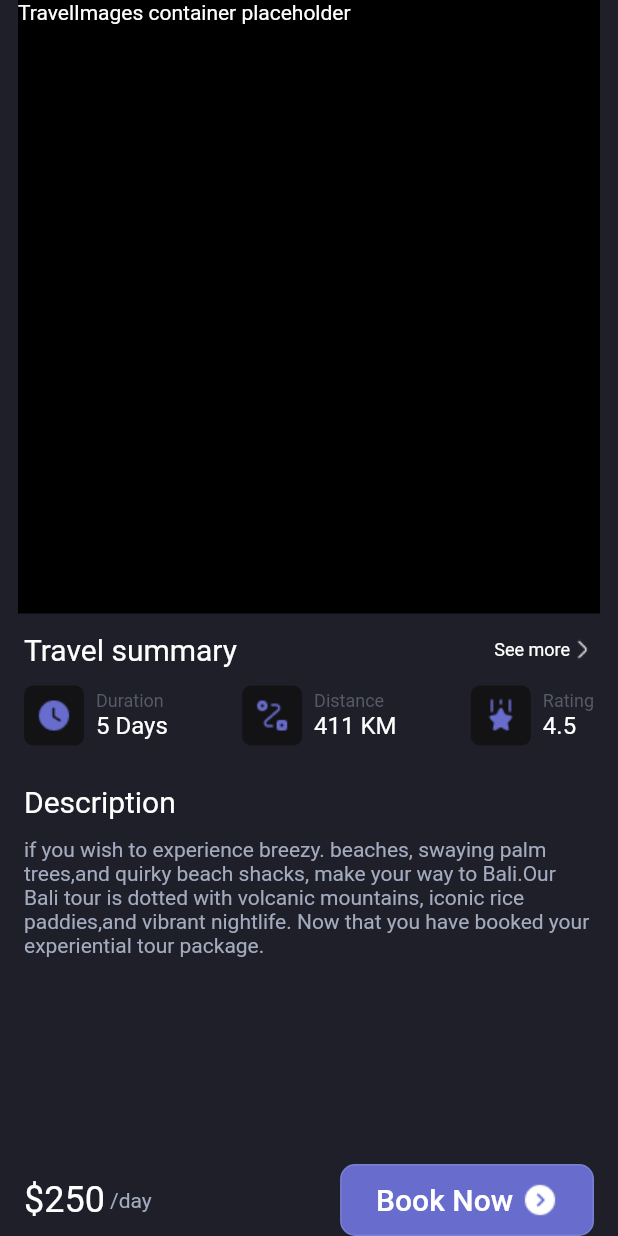
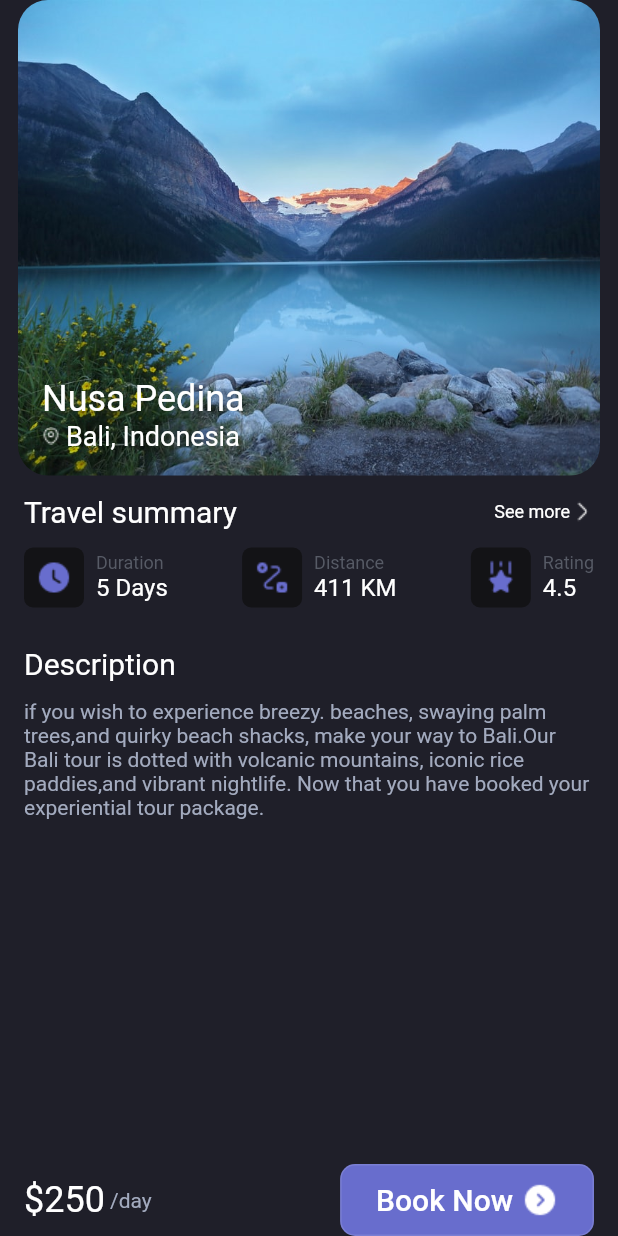
Before and after one commit to berzinsk/ui_tour_booking_app_flutter, a Flutter app: the screen it shows after launch, on a phone screen of 412 x 824 dp. Run offline on Flutter 3.47's test engine with Material 2 defaults, Android fonts, the light colour scheme and no system bars.

Commit message:
Add UI for header image

```diff
--- /dev/null
+++ b/lib/components/travel_details/travel_header_image.dart
@@ -0,0 +1,57 @@
+import 'package:flutter/material.dart';
+
+class TravelHeaderImage extends StatelessWidget {
+  const TravelHeaderImage({Key? key}) : super(key: key);
+
+  @override
+  Widget build(BuildContext context) {
+    return Row(
+      mainAxisAlignment: MainAxisAlignment.start,
+      crossAxisAlignment: CrossAxisAlignment.start,
+      children: [
+        Expanded(
+          child: Container(
+            padding: const EdgeInsets.only(left: 16.0, bottom: 16.0),
+            height: 317.0,
+            decoration: BoxDecoration(
+                borderRadius: BorderRadius.circular(20.0),
+                image: const DecorationImage(
+                  image: AssetImage('asset/images/image1.jpeg'),
+                  fit: BoxFit.cover,
+                )),
+            child: Column(
+              mainAxisAlignment: MainAxisAlignment.end,
+              crossAxisAlignment: CrossAxisAlignment.start,
+              children: [
+                const Text(
+                  'Nusa Pedina',
+                  style: TextStyle(
+                    fontSize: 24,
+                    color: Colors.white,
+                  ),
+                ),
+                Row(
+                  children: const [
+                    Image(
+                      image: AssetImage('asset/images/location.png'),
+                    ),
+                    Padding(
+                      padding: EdgeInsets.only(left: 4.0),
+                      child: Text(
+                        'Bali, Indonesia',
+                        style: TextStyle(
+                          fontSize: 18,
+                          color: Colors.white,
+                        ),
+                      ),
+                    ),
+                  ],
+                )
+              ],
+            ),
+          ),
+        )
+      ],
+    );
+  }
+}
--- a/lib/components/travel_details/travel_images.dart
+++ /dev/null
@@ -1,20 +0,0 @@
-import 'package:flutter/material.dart';
-
-class TravelImages extends StatelessWidget {
-  const TravelImages({Key? key}) : super(key: key);
-
-  @override
-  Widget build(BuildContext context) {
-    return Row(
-      children: [
-        Expanded(
-          child: Container(
-            height: 409,
-            color: Colors.black,
-            child: const Text('TravelImages container placeholder'),
-          ),
-        )
-      ],
-    );
-  }
-}
--- a/lib/screens/travel_details.dart
+++ b/lib/screens/travel_details.dart
@@ -1,6 +1,6 @@
 import 'package:flutter/material.dart';
 
-import '../components/travel_details/travel_images.dart';
+import '../components/travel_details/travel_header_image.dart';
 import '../components/travel_details/travel_summary.dart';
 
 class TravelDetails extends StatelessWidget {
@@ -12,7 +12,7 @@ class TravelDetails extends StatelessWidget {
       padding: const EdgeInsets.symmetric(horizontal: 12.0),
       child: Column(
         children: const [
-          TravelImages(),
+          TravelHeaderImage(),
           Expanded(
             child: Padding(
               padding: EdgeInsets.symmetric(horizontal: 4.0),
```
